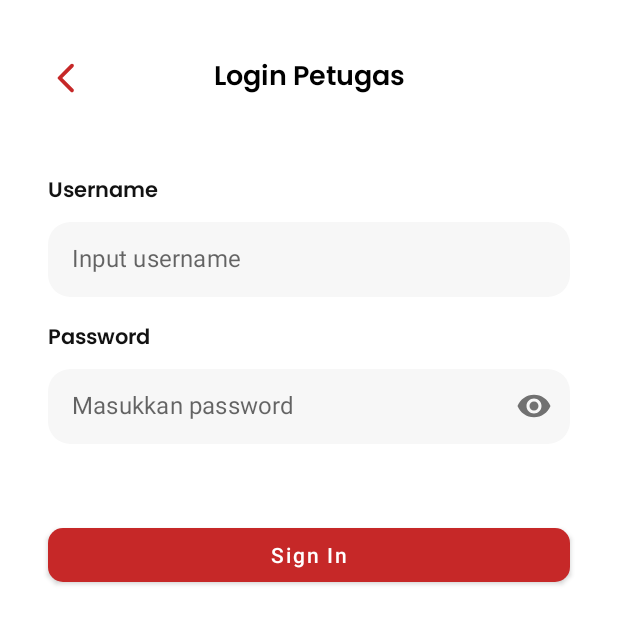
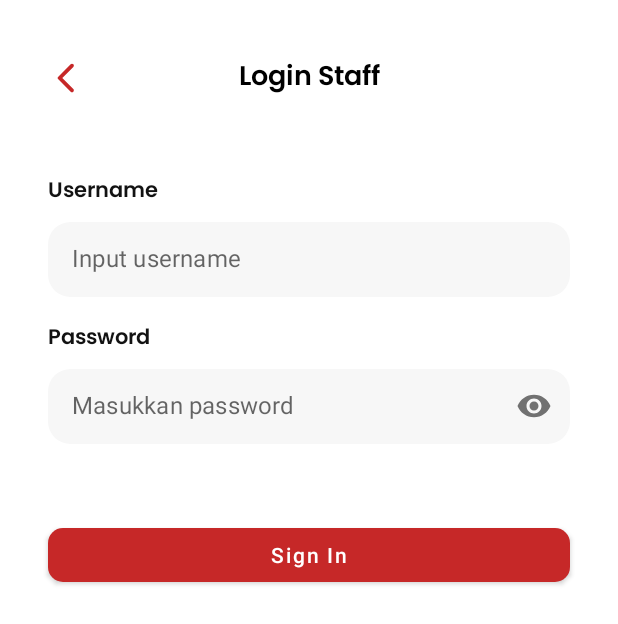
Before and after one commit to SHSXII-FinalExam/FE_EXAM2021, an Android app: the LoginStaffActivity screen opened directly, with no data from a screen before it, on a phone screen of 412 x 824 dp. Shown: the top 624 px of the screen. Run offline under Robolectric (Android 15) with nearby library versions, the phone set to English and light mode, and no system bars.

Commit message:
Update UI & Backends
Sign In Problem

```diff
--- a/app/src/main/AndroidManifest.xml
+++ b/app/src/main/AndroidManifest.xml
@@ -30,13 +30,12 @@
         <activity android:name=".UI.Home.punyaSiswa.HomeSiswaActivity" />
 
         <!--Activity Petugas-->
-        <activity android:name=".UI.Home.punyaPetugas.LoginPetugasActivity" />
+        <activity android:name=".UI.Home.punyaPetugas.LoginStaffActivity" />
         <activity android:name=".UI.Home.punyaPetugas.BottomNavigationPetugas" />
         <activity android:name=".UI.Home.punyaPetugas.KonfirmasiPetugasActivity" />
 
         <!--Activity Admin-->
         <activity android:name=".UI.Home.punyaAdmin.HomeAdminFragment" />
-        <activity android:name=".UI.Home.punyaAdmin.LoginAdminActivity" />
         <activity android:name=".UI.Home.punyaAdmin.DataPetugasActivity" />
         <activity android:name=".UI.Home.punyaAdmin.DataKelasActivity" />
         <activity android:name=".UI.Home.punyaAdmin.DataSPPActivity" />
--- a/app/src/main/java/com/example/modul_spp_ukk2021/UI/Home/punyaAdmin/HomeAdminFragment.java
+++ b/app/src/main/java/com/example/modul_spp_ukk2021/UI/Home/punyaAdmin/HomeAdminFragment.java
@@ -2,11 +2,8 @@ package com.example.modul_spp_ukk2021.UI.Home.punyaAdmin;
 
 import android.content.Intent;
 import android.os.Bundle;
-import android.view.LayoutInflater;
 import android.view.View;
-import android.view.ViewGroup;
 
-import androidx.annotation.Nullable;
 import androidx.appcompat.app.AppCompatActivity;
 import androidx.fragment.app.Fragment;
 import androidx.fragment.app.FragmentManager;
@@ -24,7 +21,7 @@ public class HomeAdminFragment extends AppCompatActivity {
     @Override
     protected void onCreate(Bundle savedInstanceState) {
         super.onCreate(savedInstanceState);
-        setContentView(R.layout.fragment_home_admin);
+        setContentView(R.layout.petugas_activity_home);
 
         MaterialButton logoutAdmin = findViewById(R.id.logoutAdmin);
         logoutAdmin.setOnClickListener(new View.OnClickListener() {
--- a/app/src/main/java/com/example/modul_spp_ukk2021/UI/Home/punyaPetugas/LoginPetugasActivity.java
+++ b/app/src/main/java/com/example/modul_spp_ukk2021/UI/Home/punyaPetugas/LoginStaffActivity.java
@@ -30,26 +30,26 @@ import retrofit2.converter.gson.GsonConverterFactory;
 
 import static com.example.modul_spp_ukk2021.UI.Network.baseURL.url;
 
-public class LoginPetugasActivity extends AppCompatActivity {
+public class LoginStaffActivity extends AppCompatActivity {
     private EditText edtUsername, edtPassword;
     TextInputLayout textInputLayout2;
 
     @Override
     protected void onCreate(Bundle savedInstanceState) {
         super.onCreate(savedInstanceState);
-        setContentView(R.layout.activity_login_petugasadmin);
+        setContentView(R.layout.activity_login_staff);
 
         LoginForm();
     }
 
     private void LoginForm() {
-        edtUsername = findViewById(R.id.login_PetugasUsername);
-        edtPassword = findViewById(R.id.login_PetugasPass);
-        MaterialButton btnSignInSiswa = findViewById(R.id.signin_petugas);
+        edtUsername = findViewById(R.id.login_StaffUsername);
+        edtPassword = findViewById(R.id.login_StaffPass);
+        MaterialButton btnLoginStaff = findViewById(R.id.signin_staff);
         ImageView btnBack = findViewById(R.id.imageView);
         textInputLayout2 = findViewById(R.id.textInputLayout2);
 
-        btnSignInSiswa.setOnClickListener(new View.OnClickListener() {
+        btnLoginStaff.setOnClickListener(new View.OnClickListener() {
             @Override
             public void onClick(View v) {
                 validateForm();
@@ -59,7 +59,7 @@ public class LoginPetugasActivity extends AppCompatActivity {
         btnBack.setOnClickListener(new View.OnClickListener() {
             @Override
             public void onClick(View v) {
-                Intent intent = new Intent(LoginPetugasActivity.this, LoginChoiceActivity.class);
+                Intent intent = new Intent(LoginStaffActivity.this, LoginChoiceActivity.class);
                 startActivity(intent);
                 finish();
             }
@@ -119,12 +119,12 @@ public class LoginPetugasActivity extends AppCompatActivity {
                     Log.e("keshav", "Level ->" + level);
 
                     if (value.equals("1") && level.equals("petugas")) {
-                        Intent intent = new Intent(LoginPetugasActivity.this, BottomNavigationPetugas.class);
+                        Intent intent = new Intent(LoginStaffActivity.this, BottomNavigationPetugas.class);
                         intent.putExtra("username", username);
                         startActivity(intent);
                         finish();
                     } else if (value.equals("1") && level.equals("admin")) {
-                        Intent intent = new Intent(LoginPetugasActivity.this, HomeAdminFragment.class);
+                        Intent intent = new Intent(LoginStaffActivity.this, HomeAdminFragment.class);
                         intent.putExtra("username", username);
                         startActivity(intent);
                         finish();
--- a/app/src/main/java/com/example/modul_spp_ukk2021/UI/Splash/LoginChoiceActivity.java
+++ b/app/src/main/java/com/example/modul_spp_ukk2021/UI/Splash/LoginChoiceActivity.java
@@ -7,8 +7,7 @@ import android.view.View;
 import androidx.appcompat.app.AppCompatActivity;
 
 import com.example.modul_spp_ukk2021.R;
-import com.example.modul_spp_ukk2021.UI.Home.punyaAdmin.LoginAdminActivity;
-import com.example.modul_spp_ukk2021.UI.Home.punyaPetugas.LoginPetugasActivity;
+import com.example.modul_spp_ukk2021.UI.Home.punyaPetugas.LoginStaffActivity;
 import com.example.modul_spp_ukk2021.UI.Home.punyaSiswa.LoginSiswaActivity;
 import com.google.android.material.button.MaterialButton;
 
@@ -18,6 +17,9 @@ public class LoginChoiceActivity extends AppCompatActivity {
     protected void onCreate(Bundle savedInstanceState) {
         super.onCreate(savedInstanceState);
         setContentView(R.layout.activity_login_choice);
+
+        MaterialButton btnLoginStaff = findViewById(R.id.btn_staff);
+        MaterialButton btnLoginSiswa = findViewById(R.id.btn_siswa);
 
         btnLoginSiswa.setOnClickListener(new View.OnClickListener() {
             @Override
--- a/app/src/main/res/layout/activity_login_petugasadmin.xml
+++ b/app/src/main/res/layout/activity_login_staff.xml
@@ -20,7 +20,7 @@
         android:layout_width="wrap_content"
         android:layout_height="wrap_content"
         android:fontFamily="@font/poppins_semibold"
-        android:text="Login Petugas"
+        android:text="Login Staff"
         android:textColor="@color/black"
         android:textSize="18sp"
         app:layout_constraintBottom_toBottomOf="@+id/imageView"
@@ -63,7 +63,7 @@
         app:layout_constraintTop_toBottomOf="@+id/textView2">
 
         <com.google.android.material.textfield.TextInputEditText
-            android:id="@+id/login_PetugasUsername"
+            android:id="@+id/login_StaffUsername"
             android:layout_width="match_parent"
             android:layout_height="wrap_content"
             android:hint="Input username"
@@ -108,7 +108,7 @@
         app:passwordToggleEnabled="true">
 
         <com.google.android.material.textfield.TextInputEditText
-            android:id="@+id/login_PetugasPass"
+            android:id="@+id/login_StaffPass"
             android:layout_width="match_parent"
             android:layout_height="wrap_content"
             android:hint="Masukkan password"
@@ -119,7 +119,7 @@
     </com.google.android.material.textfield.TextInputLayout>
 
     <com.google.android.material.button.MaterialButton
-        android:id="@+id/signin_petugas"
+        android:id="@+id/signin_staff"
         android:layout_width="match_parent"
         android:layout_height="wrap_content"
         android:layout_marginStart="32dp"
```
Also changed, not shown: app/src/main/java/com/example/modul_spp_ukk2021/UI/Home/punyaAdmin/LoginAdminActivity.java (deleted, +0 -86 lines), app/src/main/res/layout/activity_login_choice.xml (+6 -20 lines), app/src/main/res/drawable/choice_login.png (added), app/src/main/res/drawable/decorate_background.png (added), app/src/main/res/layout/petugas_activity_home.xml (renamed from app/src/main/res/layout/fragment_home_admin.xml).
